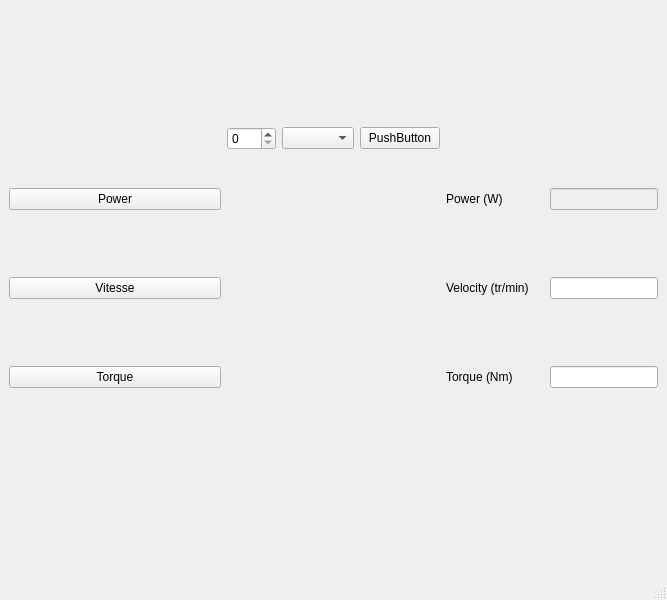
Old version of the form ergocycle_gui.ui in the repository s2mLab/ControlOdrive.
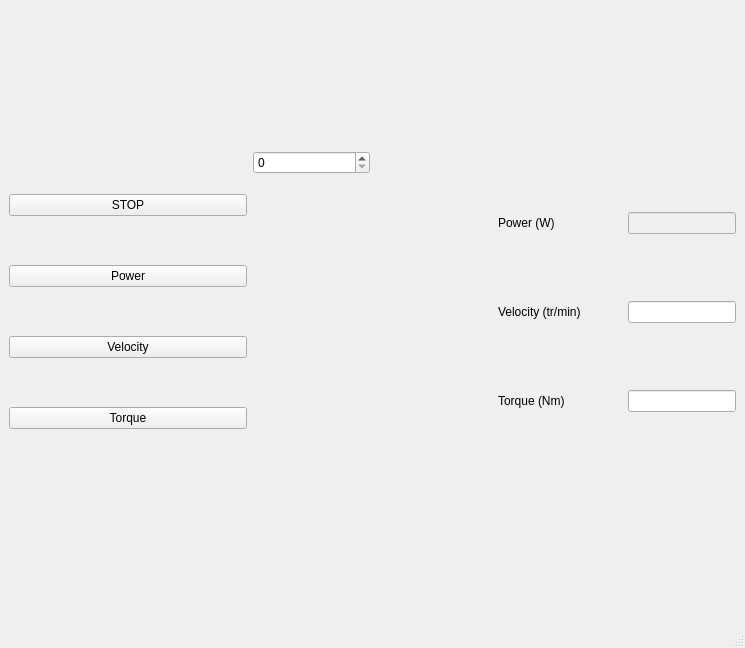
New version of the form.

Commit message: Launch modes with the  GUI

```diff
--- a/ergocycle_gui.ui
+++ b/ergocycle_gui.ui
@@ -6,8 +6,8 @@
    <rect>
     <x>0</x>
     <y>0</y>
-    <width>667</width>
-    <height>600</height>
+    <width>745</width>
+    <height>648</height>
    </rect>
   </property>
   <property name="minimumSize">
@@ -32,7 +32,14 @@
       <item row="0" column="0">
        <layout class="QVBoxLayout" name="verticalLayout">
         <item>
-         <widget class="QPushButton" name="Power_pushButton">
+         <widget class="QPushButton" name="STOP_pushButton">
+          <property name="text">
+           <string>STOP</string>
+          </property>
+         </widget>
+        </item>
+        <item>
+         <widget class="QPushButton" name="power_pushButton">
           <property name="text">
            <string>Power</string>
           </property>
@@ -41,7 +48,7 @@
         <item>
          <widget class="QPushButton" name="pushButton_2">
           <property name="text">
-           <string>Vitesse</string>
+           <string>Velocity</string>
           </property>
          </widget>
         </item>
@@ -62,16 +69,9 @@
            <widget class="QSpinBox" name="spinBox"/>
           </item>
           <item>
-           <widget class="QComboBox" name="comboBox">
-            <property name="editable">
-             <bool>false</bool>
-            </property>
-           </widget>
-          </item>
-          <item>
-           <widget class="QPushButton" name="pushButton_4">
+           <widget class="QLabel" name="units_label">
             <property name="text">
-             <string>PushButton</string>
+             <string/>
             </property>
            </widget>
           </item>
```
Left out of the diff: 16 changed lines with no effect on the pictures. The commit also changes 3 other files.
